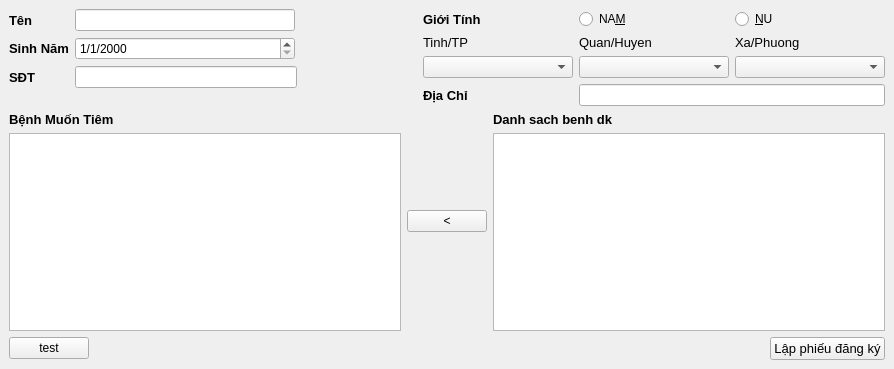
Old version of the form dangkyphieutiem.ui in the repository xdien/tcmr.
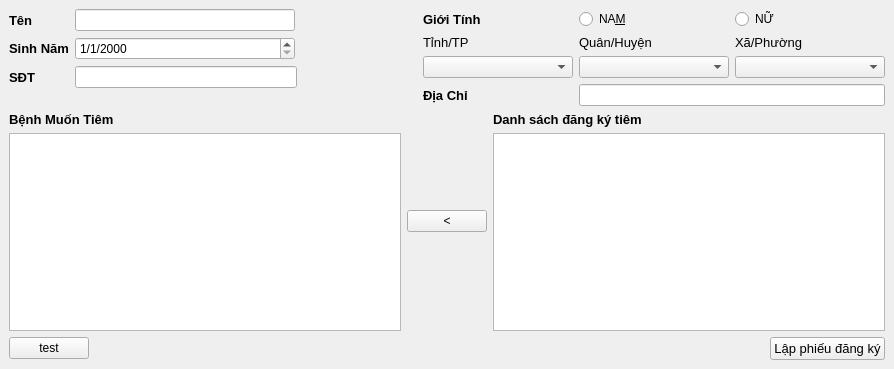
New version of the form.

```diff
--- a/dangkyphieutiem.ui
+++ b/dangkyphieutiem.ui
@@ -168,14 +168,14 @@
              </font>
             </property>
             <property name="text">
-             <string>Xa/Phuong</string>
+             <string>Xã/Phường</string>
             </property>
            </widget>
           </item>
           <item row="0" column="2">
            <widget class="QRadioButton" name="radioButton_2">
             <property name="text">
-             <string>&amp;NU</string>
+             <string>NỮ</string>
             </property>
            </widget>
           </item>
@@ -187,7 +187,7 @@
              </font>
             </property>
             <property name="text">
-             <string>Tinh/TP</string>
+             <string>Tỉnh/TP</string>
             </property>
            </widget>
           </item>
@@ -225,7 +225,7 @@
              </font>
             </property>
             <property name="text">
-             <string>Quan/Huyen</string>
+             <string>Quân/Huyện</string>
             </property>
            </widget>
           </item>
@@ -316,7 +316,7 @@
              </font>
             </property>
             <property name="text">
-             <string>Danh sach benh dk</string>
+             <string>Danh sách đăng ký tiêm</string>
             </property>
            </widget>
           </item>
```
Left out of the diff: 2 changed lines with no effect on the pictures.
